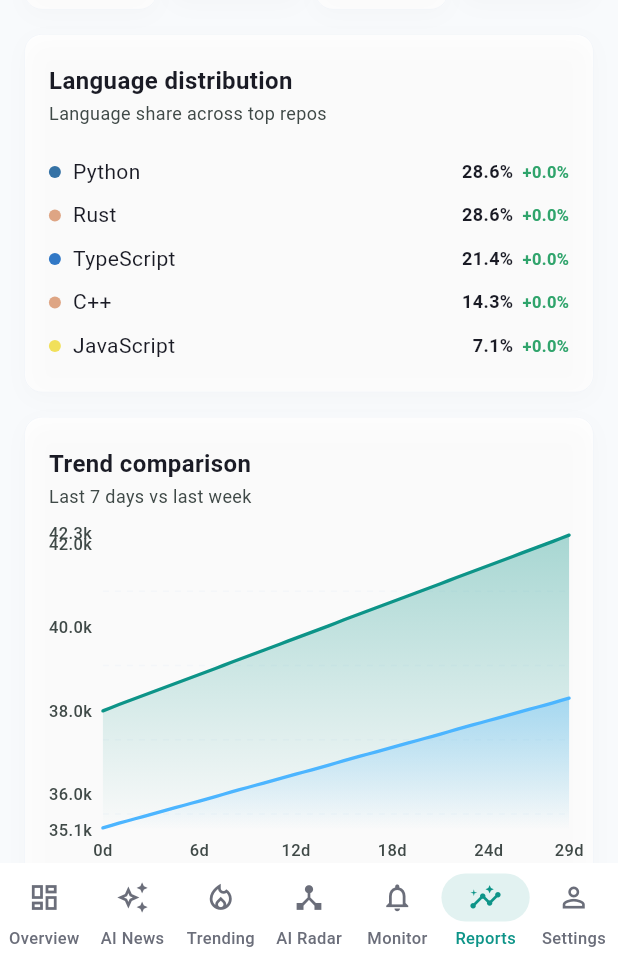
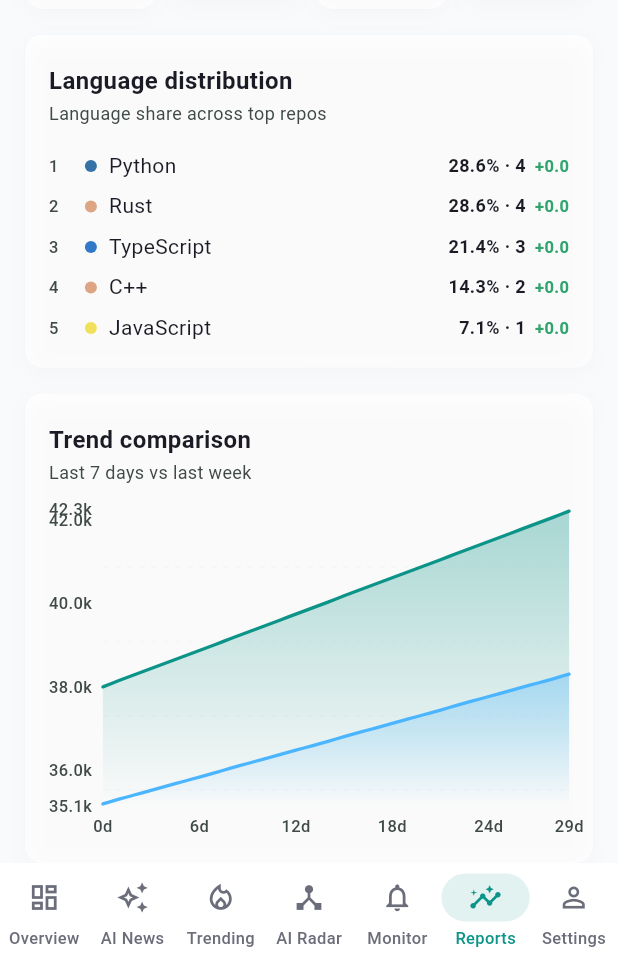
Before and after one commit to XZQ/GitNews, a Flutter app: the screen it shows after launch, item 6 of the bottom bar chosen, on a phone screen of 412 x 824 dp, the part 277-1236 px from its top. Run offline on Flutter 3.47's test engine with Material 3 defaults, Android fonts, the phone set to English and light mode, and no system bars; drawn by our look-alikes of fl_chart; our stand-ins replace dio, flutter_riverpod, go_router, shared_preferences, sqflite_common_ffi; missing offline and left inert: flutter_inappwebview; accounts and stored records are empty; network calls fail.

Commit message:
Fix(project): 修复语言占比卡片溢出

```diff
--- a/lib/features/project/presentation/project_page.dart
+++ b/lib/features/project/presentation/project_page.dart
@@ -108,7 +108,7 @@ class _Desktop extends StatelessWidget {
                 ProjectSummaryMetrics(digest: digest),
                 const SizedBox(height: AppSpacing.lg),
                 SizedBox(
-                  height: 340,
+                  height: 390,
                   child: Row(
                     crossAxisAlignment: CrossAxisAlignment.stretch,
                     children: [
--- a/lib/features/project/presentation/widgets/project_language_distribution.dart
+++ b/lib/features/project/presentation/widgets/project_language_distribution.dart
@@ -19,7 +19,11 @@ class ProjectLanguageDistribution extends StatelessWidget {
     final l10n = AppLocalizations.of(context);
     final languages = _languages(repos);
     return AppCard(
-      child: Column(
+      child: LayoutBuilder(
+        builder: (context, constraints) {
+          final isBounded = constraints.maxHeight.isFinite;
+          final visible = languages.take(isBounded ? 8 : 6).toList();
+          return Column(
             crossAxisAlignment: CrossAxisAlignment.start,
             children: [
               SectionHeader(
@@ -27,45 +31,17 @@ class ProjectLanguageDistribution extends StatelessWidget {
                 subtitle: l10n.tr('project.section.language.subtitle'),
               ),
               const SizedBox(height: AppSpacing.md),
-          Column(
-            children: [
-              for (final l in languages.take(6))
-                Padding(
-                  padding: const EdgeInsets.symmetric(vertical: AppSpacing.xs),
-                  child: Row(
-                    children: [
-                      Container(
-                        width: 8,
-                        height: 8,
-                        decoration: BoxDecoration(
-                          color: Color(l.accentArgb),
-                          borderRadius: BorderRadius.circular(AppRadius.xs),
-                        ),
-                      ),
-                      const SizedBox(width: AppSpacing.sm),
-                      Expanded(
-                        child: Text(l.name, style: AppTypography.bodyMedium),
-                      ),
-                      Text(
-                        '${l.percent.toStringAsFixed(1)}%',
-                        style: AppTypography.labelMedium,
-                      ),
-                      const SizedBox(width: AppSpacing.xs2),
-                      Text(
-                        '${l.delta >= 0 ? '+' : ''}${l.delta.toStringAsFixed(1)}%',
-                        style: AppTypography.labelSmall.copyWith(
-                          color: l.delta >= 0
-                              ? AppColors.success
-                              : AppColors.danger,
-                          fontWeight: FontWeight.w600,
-                        ),
+              if (isBounded)
+                Expanded(child: _LanguageList(languages: visible))
+              else
+                _LanguageList(
+                  languages: visible,
+                  physics: const NeverScrollableScrollPhysics(),
+                  shrinkWrap: true,
                 ),
             ],
-                  ),
-                ),
-            ],
-          ),
-        ],
+          );
+        },
       ),
     );
   }
@@ -86,10 +62,80 @@ class ProjectLanguageDistribution extends StatelessWidget {
       return _LanguageSlice(
         name: entry.key,
         percent: entry.value.count / repos.length * 100,
+        count: entry.value.count,
         delta: 0,
         accentArgb: entry.value.accentArgb,
       );
     }).toList(growable: false);
+  }
+}
+
+class _LanguageList extends StatelessWidget {
+  const _LanguageList({
+    required this.languages,
+    this.physics,
+    this.shrinkWrap = false,
+  });
+
+  final List<_LanguageSlice> languages;
+  final ScrollPhysics? physics;
+  final bool shrinkWrap;
+
+  @override
+  Widget build(BuildContext context) {
+    return ListView.separated(
+      padding: EdgeInsets.zero,
+      physics: physics,
+      shrinkWrap: shrinkWrap,
+      itemCount: languages.length,
+      separatorBuilder: (_, __) => const SizedBox(height: AppSpacing.xs2),
+      itemBuilder: (context, index) {
+        final l = languages[index];
+        return Row(
+          children: [
+            SizedBox(
+              width: 24,
+              child: Text(
+                '${index + 1}',
+                style: AppTypography.labelSmall.copyWith(
+                  color: Theme.of(context).colorScheme.onSurfaceVariant,
+                ),
+              ),
+            ),
+            Container(
+              width: 8,
+              height: 8,
+              decoration: BoxDecoration(
+                color: Color(l.accentArgb),
+                borderRadius: BorderRadius.circular(AppRadius.xs),
+              ),
+            ),
+            const SizedBox(width: AppSpacing.sm),
+            Expanded(
+              child: Text(
+                l.name,
+                style: AppTypography.bodyMedium,
+                maxLines: 1,
+                overflow: TextOverflow.ellipsis,
+              ),
+            ),
+            const SizedBox(width: AppSpacing.sm),
+            Text(
+              '${l.percent.toStringAsFixed(1)}% · ${l.count}',
+              style: AppTypography.labelMedium,
+            ),
+            const SizedBox(width: AppSpacing.xs2),
+            Text(
+              '${l.delta >= 0 ? '+' : ''}${l.delta.toStringAsFixed(1)}',
+              style: AppTypography.labelSmall.copyWith(
+                color: l.delta >= 0 ? AppColors.success : AppColors.danger,
+                fontWeight: FontWeight.w600,
+              ),
+            ),
+          ],
+        );
+      },
+    );
   }
 }
 
@@ -104,12 +150,14 @@ class _LanguageSlice {
   const _LanguageSlice({
     required this.name,
     required this.percent,
+    required this.count,
     required this.delta,
     required this.accentArgb,
   });
 
   final String name;
   final double percent;
+  final int count;
   final double delta;
   final int accentArgb;
 }
```
Lines whose indentation alone changed are shown as unchanged.
